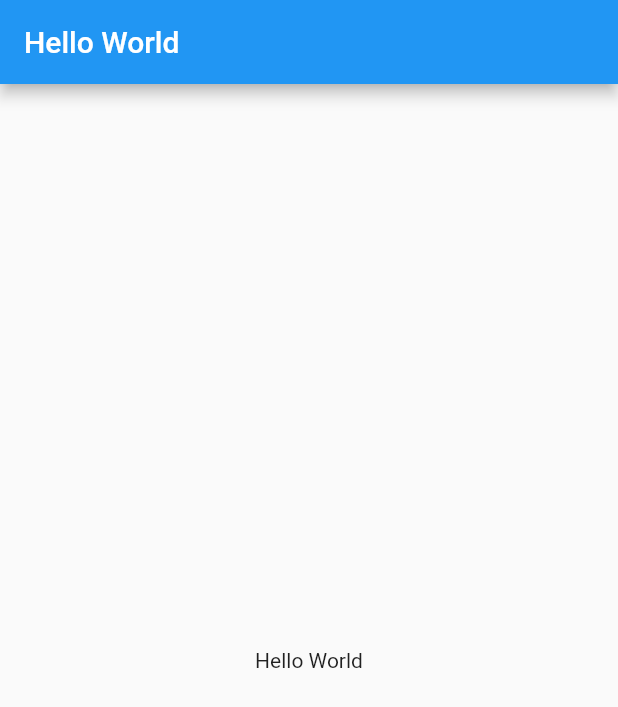
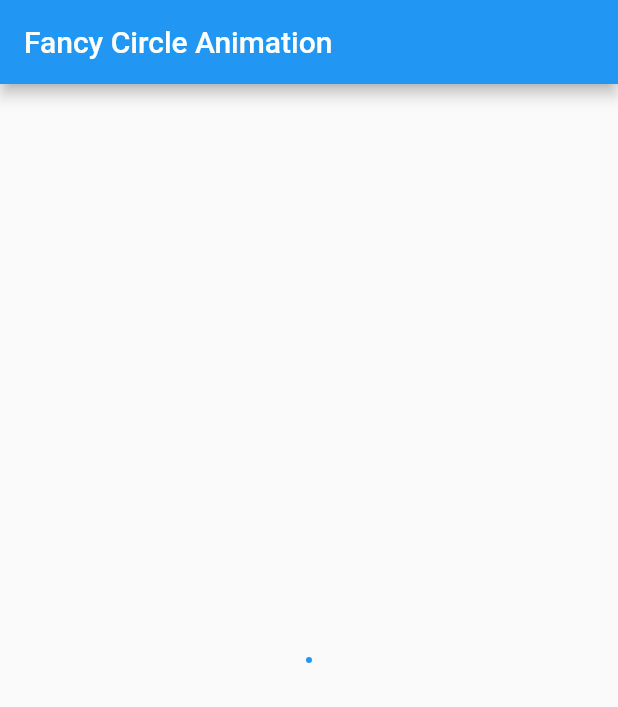
Before and after one commit to Masaya1582/Flutter_Playground, a Flutter app: the screen it shows after launch, on a phone screen of 412 x 824 dp. Shown: the top 707 px of the screen. Run offline on Flutter 3.47's test engine with Material 2 defaults, Android fonts, the phone set to English and light mode, and no system bars.

Commit message:
CircleAnimationView

```diff
--- a/lib/main.dart
+++ b/lib/main.dart
@@ -1,9 +1,6 @@
 import 'package:flutter/material.dart';
-import 'package:flutter/services.dart';
 
 void main() {
-  WidgetsFlutterBinding.ensureInitialized();
-  SystemChrome.setEnabledSystemUIMode(SystemUiMode.immersiveSticky);
   runApp(MyApp());
 }
 
@@ -11,27 +8,85 @@ class MyApp extends StatelessWidget {
   @override
   Widget build(BuildContext context) {
     return MaterialApp(
-      debugShowCheckedModeBanner: false,
-      title: 'Flutter Demo',
-      home: const MyHomePage(title: 'Hello World'),
+      home: FancyCircleAnimationView(),
     );
   }
 }
 
-class MyHomePage extends StatelessWidget {
-  const MyHomePage({Key? key, required this.title}) : super(key: key);
+class FancyCircleAnimationView extends StatefulWidget {
+  @override
+  _FancyCircleAnimationViewState createState() =>
+      _FancyCircleAnimationViewState();
+}
 
-  final String title;
+class _FancyCircleAnimationViewState extends State<FancyCircleAnimationView>
+    with TickerProviderStateMixin {
+  late AnimationController _controller;
+  late Animation<double> _animation;
+
+  @override
+  void initState() {
+    super.initState();
+
+    _controller = AnimationController(
+      duration: Duration(seconds: 2),
+      vsync: this,
+    );
+
+    _animation = CurvedAnimation(
+      parent: _controller,
+      curve: Curves.easeInOut,
+    );
+
+    _controller.repeat(reverse: true);
+  }
+
+  @override
+  void dispose() {
+    _controller.dispose();
+    super.dispose();
+  }
 
   @override
   Widget build(BuildContext context) {
     return Scaffold(
       appBar: AppBar(
-        title: Text(title),
+        title: Text('Fancy Circle Animation'),
       ),
       body: Center(
-        child: Text('Hello World'),
+        child: AnimatedBuilder(
+          animation: _animation,
+          builder: (context, child) {
+            return CustomPaint(
+              size: Size(200, 200),
+              painter: CirclePainter(_animation.value),
+            );
+          },
+        ),
       ),
     );
   }
 }
+
+class CirclePainter extends CustomPainter {
+  final double radiusFraction;
+
+  CirclePainter(this.radiusFraction);
+
+  @override
+  void paint(Canvas canvas, Size size) {
+    final paint = Paint()
+      ..color = Colors.blue
+      ..style = PaintingStyle.fill;
+
+    final center = Offset(size.width / 2, size.height / 2);
+    final radius = size.width / 2 * radiusFraction;
+
+    canvas.drawCircle(center, radius, paint);
+  }
+
+  @override
+  bool shouldRepaint(covariant CustomPainter oldDelegate) {
+    return true;
+  }
+}
```
